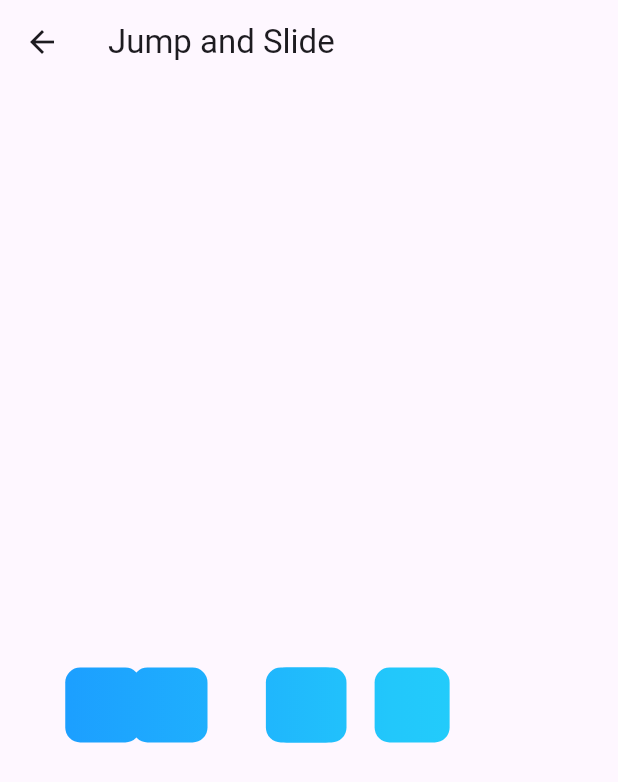
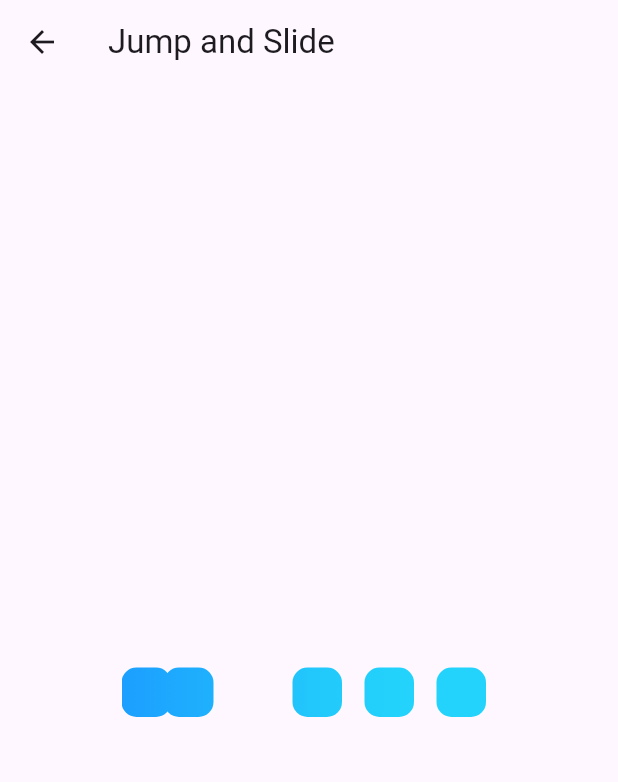
Before and after one commit to prosmaw/flutter_custom_widgets, a Flutter app: the JumpSlide screen opened directly, on a phone screen of 412 x 824 dp. Shown: the top 782 px of the screen. Run offline on Flutter 3.47's test engine with Material 3 defaults, Android fonts, the phone set to English and light mode, and no system bars.

Commit message:
jump and slide update

```diff
--- a/lib/pages/home_page.dart
+++ b/lib/pages/home_page.dart
@@ -1,5 +1,5 @@
 import 'package:custom_widgets/widgets/angular_gradient_button.dart';
-import 'package:custom_widgets/widgets/card_spring_animation.dart';
+import 'package:custom_widgets/widgets/card_fan_out_animation.dart';
 import 'package:custom_widgets/widgets/cards_cascade_out.dart';
 import 'package:custom_widgets/widgets/cards_stack.dart';
 import 'package:custom_widgets/widgets/dots_loading.dart';
@@ -59,9 +59,7 @@ List<Demo> widgetsDemo = [
       name: "Loading Animation"),
   Demo(builder: (context) => const DotsLoading(), name: "Dots  Loading"),
   Demo(builder: (context) => const JumpSlide(), name: "Jump and Slide"),
-  Demo(
-      builder: (context) => const CardSpringAnimation(),
-      name: "Fane out Cards"),
+  Demo(builder: (context) => const FanOutAnimation(), name: "Fane out Cards"),
   Demo(
       builder: (context) => const CardsCascadeOut(), name: "Cascade out cards"),
   Demo(builder: (context) => const CardsStack(), name: "Stack cards"),
--- a/lib/widgets/jump_slide.dart
+++ b/lib/widgets/jump_slide.dart
@@ -1,4 +1,5 @@
 import 'package:flutter/material.dart';
+import 'dart:math' as math;
 
 class JumpSlide extends StatefulWidget {
   const JumpSlide({super.key});
@@ -8,101 +9,110 @@ class JumpSlide extends StatefulWidget {
 }
 
 class _JumpSlideState extends State<JumpSlide> with TickerProviderStateMixin {
-  double boxHeight = 50.0;
-  double boxWidth = 50.0;
+  double boxHeight = 33.0;
+  double boxWidth = 33.0;
   double spacing = 15.0;
   int boxesNumber = 5;
+  double radius = 33;
   double containerWidth = 0;
+  int currentPos = 3;
+
   late AnimationController jumpController = AnimationController(
       vsync: this, duration: const Duration(milliseconds: 300));
+
   late AnimationController slideController = AnimationController(
-      vsync: this, duration: const Duration(milliseconds: 1500))
-    ..repeat(reverse: true);
+      vsync: this, duration: const Duration(milliseconds: 1500));
+
+  late AnimationController scaleController = AnimationController(vsync: this);
+
   late Animation<double> sliderX;
-  // List<Animation<double>> listWidth =
-  //     List.filled(4, const AlwaysStoppedAnimation(50));
-  // List<Animation<double>> listHeight =
-  //     List.filled(4, const AlwaysStoppedAnimation(50));
-  List<Animation<double>> boxesX =
-      List.filled(4, const AlwaysStoppedAnimation(0));
-  List<Animation<double>> boxesY =
-      List.filled(4, const AlwaysStoppedAnimation(0));
+
   List<Animation<double>> listTurns =
-      List.filled(4, const AlwaysStoppedAnimation(0));
-  int currentPos = 3;
+      List.filled(4, const AlwaysStoppedAnimation(-math.pi));
+  List<Animation<double>> xScales =
+      List.filled(4, const AlwaysStoppedAnimation(1));
+  List<Animation<double>> yScales =
+      List.filled(4, const AlwaysStoppedAnimation(1));
+
+  TweenSequence<double> get xScaleTween => TweenSequence<double>([
+        TweenSequenceItem(
+            tween: Tween<double>(begin: 1, end: 1.3),
+            weight: 15 * (currentPos + 1)),
+        TweenSequenceItem(
+            tween: Tween<double>(begin: 1.3, end: 0.8),
+            weight: 15 * (currentPos + 1) + 10),
+        TweenSequenceItem(
+            tween: Tween<double>(begin: 0.8, end: 1),
+            weight: 15 * (currentPos + 1) + 25),
+      ]);
+
+  TweenSequence<double> get yScaleTween => TweenSequence<double>([
+        TweenSequenceItem(
+            tween: Tween<double>(begin: 1, end: 0.7),
+            weight: 15 * (currentPos + 1)),
+        TweenSequenceItem(
+            tween: Tween<double>(begin: 0.7, end: 1.4),
+            weight: 15 * (currentPos + 1) + 10),
+        TweenSequenceItem(
+            tween: Tween<double>(begin: 1.4, end: 1),
+            weight: 15 * (currentPos + 1) + 25),
+      ]);
 
   @override
   void initState() {
     super.initState();
 
-    sliderX = Tween<double>(begin: 0, end: -270)
+    sliderX = Tween<double>(begin: (boxWidth + spacing) * 4, end: 0)
         .chain(CurveTween(curve: Curves.easeInOut))
         .animate(slideController)
       ..addListener(() {
         setState(() {});
       });
-    jumpController.forward();
+
     slideController.addStatusListener((status) async {
       if (status == AnimationStatus.forward) {
         for (int i = (listTurns.length - 1); i >= 0; i--) {
-          listTurns[i] = Tween<double>(begin: 0, end: 0.75)
+          currentPos = i;
+          listTurns[i] = Tween<double>(begin: -math.pi, end: 0)
               .chain(CurveTween(curve: Curves.easeInOut))
               .animate(jumpController);
-          boxesX[i] = Tween<double>(begin: 0, end: boxWidth + spacing)
+
+          xScales[i] = xScaleTween
               .chain(CurveTween(curve: Curves.easeInOut))
               .animate(jumpController);
-          boxesY[i] = TweenSequence([
-            TweenSequenceItem(
-                tween: Tween<double>(begin: 0, end: -boxHeight * 1.5),
-                weight: 0.5),
-            TweenSequenceItem(
-                tween: Tween<double>(begin: -boxHeight * 1.5, end: 0),
-                weight: 0.5),
-          ]).chain(CurveTween(curve: Curves.easeInOut)).animate(jumpController);
-          // listHeight[i] = Tween<double>(begin: 50, end: (50 * 0.7))
-          //     .chain(CurveTween(curve: Curves.easeInOut))
-          //     .animate(jumpController);
-          // listWidth[i] = Tween<double>(begin: 50, end: (50 * 1.3))
-          //     .chain(CurveTween(curve: Curves.easeInOut))
-          //     .animate(jumpController);
+          yScales[i] = yScaleTween
+              .chain(CurveTween(curve: Curves.easeInOut))
+              .animate(jumpController);
+
           await jumpController.forward(from: 0);
-          listTurns[i] = const AlwaysStoppedAnimation(0.75);
-          boxesX[i] = AlwaysStoppedAnimation(boxWidth + spacing);
-          boxesY[i] = const AlwaysStoppedAnimation(0);
-          // listHeight[i] = const AlwaysStoppedAnimation(50);
-          // listWidth[i] = const AlwaysStoppedAnimation(50);
+
+          listTurns[i] = const AlwaysStoppedAnimation(0);
+          xScales[i] = const AlwaysStoppedAnimation(1);
+          yScales[i] = const AlwaysStoppedAnimation(1);
         }
       } else if (status == AnimationStatus.reverse) {
         for (int i = 0; i < listTurns.length; i++) {
-          listTurns[i] = Tween<double>(begin: 0.75, end: 0)
+          listTurns[i] = Tween<double>(begin: 0, end: -math.pi)
               .chain(CurveTween(curve: Curves.easeInOut))
               .animate(jumpController);
-          boxesX[i] = Tween<double>(begin: boxWidth + spacing, end: 0)
+
+          xScales[i] = xScaleTween
               .chain(CurveTween(curve: Curves.easeInOut))
               .animate(jumpController);
-          boxesY[i] = TweenSequence([
-            TweenSequenceItem(
-                tween: Tween<double>(begin: 0, end: -boxHeight * 1.5),
-                weight: 0.5),
-            TweenSequenceItem(
-                tween: Tween<double>(begin: -boxHeight * 1.5, end: 0),
-                weight: 0.5),
-          ]).chain(CurveTween(curve: Curves.easeInOut)).animate(jumpController);
-          // listHeight[i] = Tween<double>(begin: 50, end: (50 * 0.7))
-          //     .chain(CurveTween(curve: Curves.easeInOut))
-          //     .animate(jumpController);
-          // listWidth[i] = Tween<double>(begin: 50, end: (50 * 1.3))
-          //     .chain(CurveTween(curve: Curves.easeInOut))
-          //     .animate(jumpController);
+          yScales[i] = yScaleTween
+              .chain(CurveTween(curve: Curves.easeInOut))
+              .animate(jumpController);
+
           await jumpController.forward(from: 0);
-          listTurns[i] = const AlwaysStoppedAnimation(0);
-          boxesX[i] = const AlwaysStoppedAnimation(0);
-          boxesY[i] = const AlwaysStoppedAnimation(0);
-          // listHeight[i] = const AlwaysStoppedAnimation(50);
-          // listWidth[i] = const AlwaysStoppedAnimation(50);
+
+          listTurns[i] = const AlwaysStoppedAnimation(-math.pi);
+          xScales[i] = const AlwaysStoppedAnimation(1);
+          yScales[i] = const AlwaysStoppedAnimation(1);
         }
       }
     });
+
+    slideController.repeat(reverse: true);
   }
 
   @override
@@ -122,7 +132,7 @@ class _JumpSlideState extends State<JumpSlide> with TickerProviderStateMixin {
       body: Center(
         child: SizedBox(
           height: (boxHeight * 2) + 10,
-          width: (boxWidth * boxesNumber) + (spacing * boxesNumber),
+          width: 10 + (boxWidth + spacing) * 5,
           child: ShaderMask(
             shaderCallback: (Rect bounds) {
               return const LinearGradient(
@@ -131,23 +141,33 @@ class _JumpSlideState extends State<JumpSlide> with TickerProviderStateMixin {
                   Color(0xFF1FB1FD),
                   Color(0xFF22C7FB),
                   Color(0xFF23D3FB),
+                  Color(0xFF23D3FB),
                 ],
               ).createShader(bounds);
             },
-            child: Align(
-              alignment: Alignment.bottomCenter,
-              child: Row(
-                  mainAxisAlignment: MainAxisAlignment.spaceBetween,
-                  children: [
+            child:
+                Stack(alignment: AlignmentDirectional.bottomStart, children: [
               ...List.generate(4, (index) {
-                      return Container(
-                        transform: Matrix4.translationValues(
-                            boxesX[index].value, boxesY[index].value, 0),
-                        width: 50, //listWidth[index].value,
-                        height: 50, //listHeight[index].value,
+                return Transform.translate(
+                  offset: Offset(
+                      (radius * math.cos(listTurns[index].value)) +
+                          radius +
+                          (boxWidth + spacing) * index,
+                      (radius * math.sin(listTurns[index].value))),
+                  child: Transform.rotate(
+                    angle: listTurns[index].value,
+                    child: Transform.scale(
+                      scaleX: xScales[index].value,
+                      scaleY: yScales[index].value,
+                      child: Container(
+                        width: boxWidth, //listWidth[index].value,
+                        height: boxWidth, //listHeight[index].value,
                         decoration: BoxDecoration(
                             color: Colors.white,
                             borderRadius: BorderRadius.circular(10)),
+                      ),
+                    ),
+                  ),
                 );
               }),
               Container(
@@ -162,7 +182,6 @@ class _JumpSlideState extends State<JumpSlide> with TickerProviderStateMixin {
           ),
         ),
       ),
-      ),
     );
   }
 }
```
Lines whose indentation alone changed are shown as unchanged.
